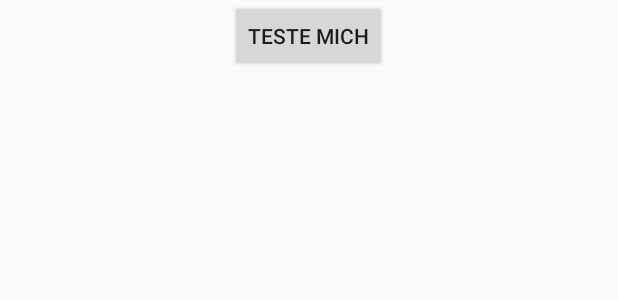
After one commit to RalNeu/Project_Hoops, an Android app: the layout tests.xml on its own in the app's theme, with its tools: preview values and no code run, on a phone screen of 412 x 824 dp. The commit adds this screen. Shown: the top 300 px of the screen. Run offline under Robolectric (Android 15) with nearby library versions, the phone set to English and light mode, and no system bars.

Commit message:
SqlManager edited... TestTab hinzugefügt, der Button kann für Tests benutzt werden

```diff
--- a/app/src/main/java/ulm/hochschule/project_hoops/MainActivity.java
+++ b/app/src/main/java/ulm/hochschule/project_hoops/MainActivity.java
@@ -176,7 +176,11 @@ public class MainActivity extends AppCompatActivity
         } else if (id == R.id.edit_profile) {
             System.out.println("check");
             ft.replace(R.id.contentPanel, new ProfilTab()).commit();
-        } else if (id == R.id.nav_send) {
+        }
+        else if (id == R.id.nav_test){
+            ft.replace(R.id.contentPanel, new TestTab()).commit();
+        }
+        else if (id == R.id.nav_send) {
 
             StrictMode.ThreadPolicy policy = new StrictMode.ThreadPolicy.Builder().permitAll().build();
             StrictMode.setThreadPolicy(policy);
--- /dev/null
+++ b/app/src/main/res/layout/tests.xml
@@ -0,0 +1,12 @@
+<?xml version="1.0" encoding="utf-8"?>
+<LinearLayout xmlns:android="http://schemas.android.com/apk/res/android"
+    android:orientation="vertical" android:layout_width="match_parent"
+    android:layout_height="match_parent">
+
+    <Button
+        android:layout_width="wrap_content"
+        android:layout_height="wrap_content"
+        android:text="Teste mich"
+        android:id="@+id/btnTests"
+        android:layout_gravity="center_horizontal" />
+</LinearLayout>
--- a/app/src/main/res/menu/activity_main_drawer.xml
+++ b/app/src/main/res/menu/activity_main_drawer.xml
@@ -18,6 +18,9 @@
             android:id="@+id/nav_manage"
             android:icon="@drawable/ic_menu_manage"
             android:title="Tools" />
+        <item
+            android:id="@+id/nav_test"
+            android:title="Tests" />
     </group>
 
     <item android:title="Communicate">
```
Also changed, not shown: app/src/main/java/ulm/hochschule/project_hoops/SqlManager.java (+77 -14 lines), app/src/main/java/ulm/hochschule/project_hoops/TestTab.java (added, +48 -0 lines).
